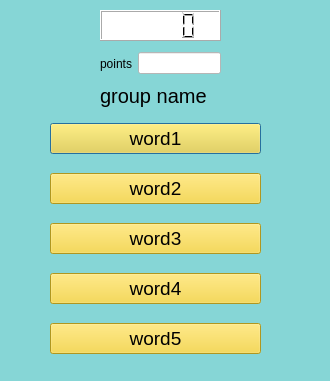
This is start.ui in MariHarutyunyanGithub/QT_lab as Qt 5 draws it before an edit. The edited form follows.
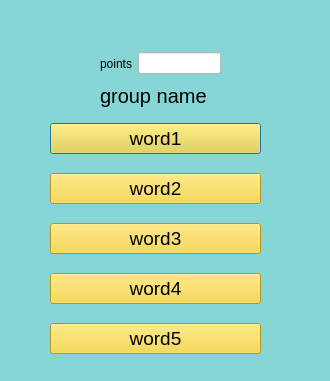
This is the edited form.

```diff
--- a/start.ui
+++ b/start.ui
@@ -16,19 +16,6 @@
   <property name="styleSheet">
    <string notr="true">background-color: rgb(134, 214, 214);</string>
   </property>
-  <widget class="QLCDNumber" name="lcdNumber">
-   <property name="geometry">
-    <rect>
-     <x>100</x>
-     <y>10</y>
-     <width>121</width>
-     <height>31</height>
-    </rect>
-   </property>
-   <property name="styleSheet">
-    <string notr="true">background-color: rgb(255, 255, 255);</string>
-   </property>
-  </widget>
   <widget class="QLabel" name="label_2">
    <property name="geometry">
     <rect>
@@ -175,6 +162,28 @@
     </item>
    </layout>
   </widget>
+  <widget class="QLabel" name="label_timer">
+   <property name="geometry">
+    <rect>
+     <x>120</x>
+     <y>10</y>
+     <width>71</width>
+     <height>31</height>
+    </rect>
+   </property>
+   <property name="font">
+    <font>
+     <pointsize>16</pointsize>
+     <bold>true</bold>
+    </font>
+   </property>
+   <property name="styleSheet">
+    <string notr="true">border-color: rgb(224, 27, 36);</string>
+   </property>
+   <property name="text">
+    <string/>
+   </property>
+  </widget>
  </widget>
  <resources/>
  <connections/>
```
